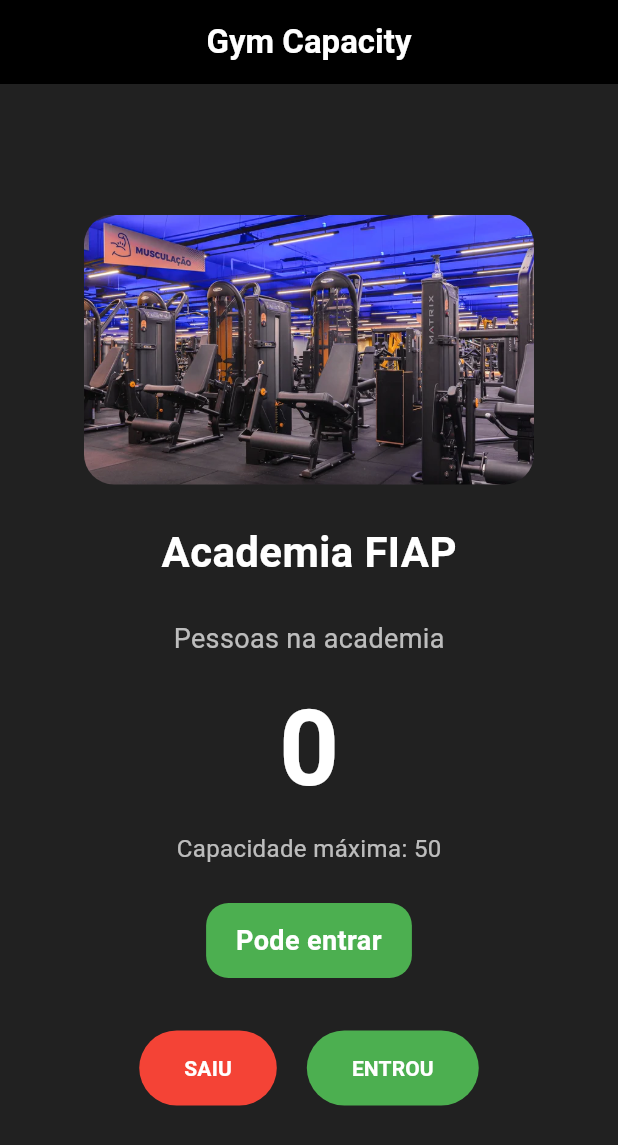
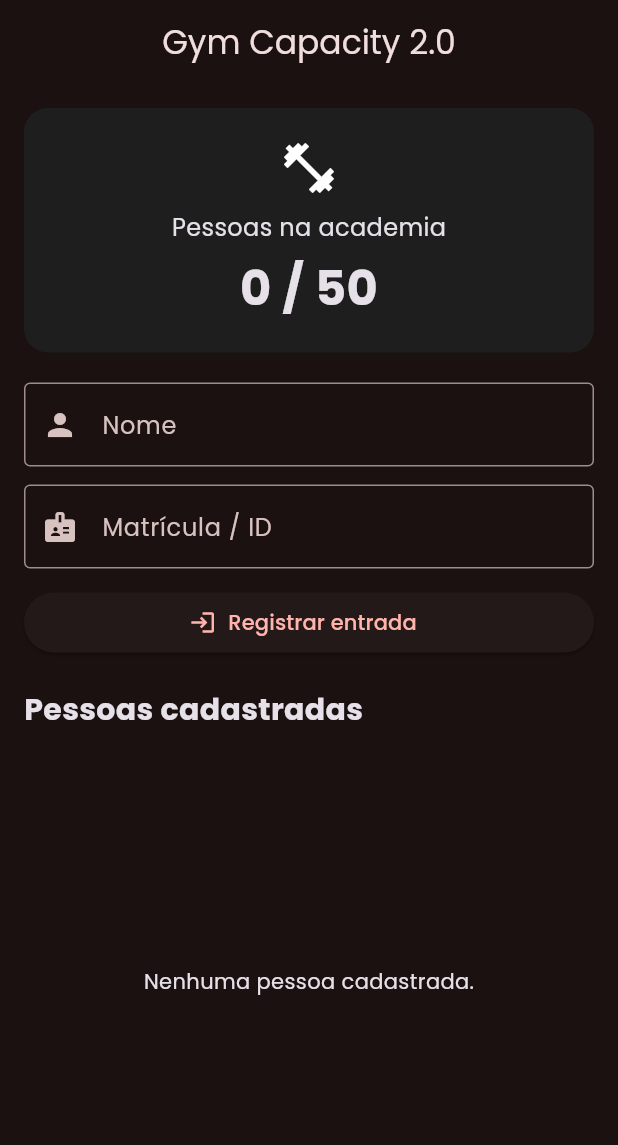
Before and after one commit to luisrodriguesss/CP-Mobile, a Flutter app: the screen it shows after launch, on a phone screen of 412 x 824 dp. Shown: the top 1145 px of the screen. Run offline on Flutter 3.47's test engine with Material 3 defaults, Android fonts, the light colour scheme and no system bars; our stand-ins replace flutter_slidable, google_fonts.

Commit message:
feat: implementa cadastro lista e controle de acessos

```diff
--- a/controle_lotacao_academia/lib/main.dart
+++ b/controle_lotacao_academia/lib/main.dart
@@ -1,191 +1,30 @@
 import 'package:flutter/material.dart';
-import 'models/ambiente.dart';
+import 'package:google_fonts/google_fonts.dart';
+
+import 'screens/home_page.dart';
 
 void main() {
-  runApp(const MeuApp());
+  runApp(const GymCapacityApp());
 }
 
-class MeuApp extends StatelessWidget {
-  const MeuApp({super.key});
+class GymCapacityApp extends StatelessWidget {
+  const GymCapacityApp({super.key});
 
   @override
   Widget build(BuildContext context) {
     return MaterialApp(
       debugShowCheckedModeBanner: false,
-      title: 'Gym Capacity',
-      theme: ThemeData(useMaterial3: true),
-      home: const TelaLotacao(),
+      title: 'Gym Capacity 2.0',
+      theme: ThemeData(
+        useMaterial3: true,
+        brightness: Brightness.dark,
+        textTheme: GoogleFonts.poppinsTextTheme(ThemeData.dark().textTheme),
+        colorScheme: ColorScheme.fromSeed(
+          seedColor: const Color(0xFFE53935),
+          brightness: Brightness.dark,
+        ),
+      ),
+      home: const HomePage(),
     );
   }
 }
-
-class TelaLotacao extends StatefulWidget {
-  const TelaLotacao({super.key});
-
-  @override
-  State<TelaLotacao> createState() => _TelaLotacaoState();
-}
-
-class _TelaLotacaoState extends State<TelaLotacao> {
-  final Ambiente academia = Ambiente.academia(
-    nome: 'Academia FIAP',
-    capacidadeMaxima: 50,
-  );
-
-  void entrar() {
-    setState(() {
-      academia.entrou();
-    });
-  }
-
-  void sair() {
-    setState(() {
-      academia.saiu();
-    });
-  }
-
-  Color get corSituacao {
-    if (academia.estaLotado) {
-      return Colors.red;
-    }
-
-    if (academia.quaseLotado) {
-      return Colors.orange;
-    }
-
-    return Colors.green;
-  }
-
-  @override
-  Widget build(BuildContext context) {
-    return Scaffold(
-      backgroundColor: Colors.grey[900],
-
-      appBar: AppBar(
-        backgroundColor: Colors.black,
-        foregroundColor: Colors.white,
-        title: const Text(
-          'Gym Capacity',
-          style: TextStyle(fontWeight: FontWeight.bold),
-        ),
-        centerTitle: true,
-      ),
-
-      body: Container(
-        width: double.infinity,
-        padding: const EdgeInsets.all(24),
-
-        child: Column(
-          mainAxisAlignment: MainAxisAlignment.center,
-          children: [
-            ClipRRect(
-              borderRadius: BorderRadius.circular(20),
-              child: Image.asset(
-                'assets/images/academia.jpg',
-                width: 300,
-                height: 180,
-                fit: BoxFit.cover,
-              ),
-            ),
-
-            const SizedBox(height: 25),
-
-            Text(
-              academia.nome,
-              style: const TextStyle(
-                color: Colors.white,
-                fontSize: 28,
-                fontWeight: FontWeight.bold,
-              ),
-            ),
-
-            const SizedBox(height: 25),
-
-            const Text(
-              'Pessoas na academia',
-              style: TextStyle(color: Colors.white70, fontSize: 18),
-            ),
-
-            const SizedBox(height: 10),
-
-            Text(
-              '${academia.quantidadePessoas}',
-              style: const TextStyle(
-                color: Colors.white,
-                fontSize: 70,
-                fontWeight: FontWeight.bold,
-              ),
-            ),
-
-            const SizedBox(height: 5),
-
-            Text(
-              'Capacidade máxima: ${academia.capacidadeMaxima}',
-              style: const TextStyle(color: Colors.white70, fontSize: 16),
-            ),
-
-            const SizedBox(height: 25),
-
-            Container(
-              padding: const EdgeInsets.symmetric(horizontal: 20, vertical: 12),
-              decoration: BoxDecoration(
-                color: corSituacao,
-                borderRadius: BorderRadius.circular(15),
-              ),
-              child: Text(
-                academia.situacao,
-                textAlign: TextAlign.center,
-                style: const TextStyle(
-                  color: Colors.white,
-                  fontSize: 18,
-                  fontWeight: FontWeight.bold,
-                ),
-              ),
-            ),
-
-            const SizedBox(height: 35),
-
-            Row(
-              mainAxisAlignment: MainAxisAlignment.center,
-              children: [
-                TextButton(
-                  onPressed: sair,
-                  style: TextButton.styleFrom(
-                    backgroundColor: Colors.red,
-                    foregroundColor: Colors.white,
-                    padding: const EdgeInsets.symmetric(
-                      horizontal: 30,
-                      vertical: 15,
-                    ),
-                  ),
-                  child: const Text(
-                    'SAIU',
-                    style: TextStyle(fontWeight: FontWeight.bold),
-                  ),
-                ),
-
-                const SizedBox(width: 20),
-
-                TextButton(
-                  onPressed: entrar,
-                  style: TextButton.styleFrom(
-                    backgroundColor: Colors.green,
-                    foregroundColor: Colors.white,
-                    padding: const EdgeInsets.symmetric(
-                      horizontal: 30,
-                      vertical: 15,
-                    ),
-                  ),
-                  child: const Text(
-                    'ENTROU',
-                    style: TextStyle(fontWeight: FontWeight.bold),
-                  ),
-                ),
-              ],
-            ),
-          ],
-        ),
-      ),
-    );
-  }
-}
--- /dev/null
+++ b/controle_lotacao_academia/lib/screens/home_page.dart
@@ -0,0 +1,220 @@
+import 'package:flutter/material.dart';
+
+import '../models/pessoa.dart';
+import '../widgets/pessoa_item.dart';
+
+class HomePage extends StatefulWidget {
+  const HomePage({super.key});
+
+  @override
+  State<HomePage> createState() => _HomePageState();
+}
+
+class _HomePageState extends State<HomePage> {
+  final TextEditingController nomeController = TextEditingController();
+  final TextEditingController identificacaoController = TextEditingController();
+
+  final List<Pessoa> pessoas = [];
+
+  final int capacidadeMaxima = 50;
+
+  int get pessoasNoAmbiente {
+    return pessoas.where((pessoa) => pessoa.estaNoAmbiente).length;
+  }
+
+  void cadastrarPessoa() {
+    final nome = nomeController.text.trim();
+    final identificacao = identificacaoController.text.trim();
+
+    if (nome.isEmpty || identificacao.isEmpty) {
+      ScaffoldMessenger.of(context).showSnackBar(
+        const SnackBar(content: Text('Preencha todos os campos obrigatórios.')),
+      );
+      return;
+    }
+
+    if (pessoasNoAmbiente >= capacidadeMaxima) {
+      ScaffoldMessenger.of(context).showSnackBar(
+        const SnackBar(
+          content: Text('Não é possível realizar a entrada. Ambiente lotado!'),
+        ),
+      );
+      return;
+    }
+
+    final identificacaoDuplicada = pessoas.any(
+      (pessoa) =>
+          pessoa.identificacao == identificacao && pessoa.estaNoAmbiente,
+    );
+
+    if (identificacaoDuplicada) {
+      ScaffoldMessenger.of(context).showSnackBar(
+        const SnackBar(
+          content: Text(
+            'Já existe uma pessoa com essa identificação no ambiente.',
+          ),
+        ),
+      );
+      return;
+    }
+
+    final novaPessoa = Pessoa(
+      nome: nome,
+      identificacao: identificacao,
+      dataEntrada: DateTime.now(),
+    );
+
+    setState(() {
+      pessoas.add(novaPessoa);
+    });
+
+    nomeController.clear();
+    identificacaoController.clear();
+
+    ScaffoldMessenger.of(context).showSnackBar(
+      const SnackBar(content: Text('Pessoa cadastrada com sucesso!')),
+    );
+  }
+
+  void registrarSaida(Pessoa pessoa) {
+    if (!pessoa.estaNoAmbiente) {
+      ScaffoldMessenger.of(context).showSnackBar(
+        const SnackBar(content: Text('Essa pessoa já saiu do ambiente.')),
+      );
+      return;
+    }
+
+    setState(() {
+      pessoa.dataSaida = DateTime.now();
+    });
+
+    ScaffoldMessenger.of(context).showSnackBar(
+      const SnackBar(content: Text('Saída registrada com sucesso!')),
+    );
+  }
+
+  void excluirPessoa(Pessoa pessoa) {
+    setState(() {
+      pessoas.remove(pessoa);
+    });
+
+    ScaffoldMessenger.of(context).showSnackBar(
+      const SnackBar(content: Text('Registro excluído com sucesso!')),
+    );
+  }
+
+  @override
+  void dispose() {
+    nomeController.dispose();
+    identificacaoController.dispose();
+    super.dispose();
+  }
+
+  @override
+  Widget build(BuildContext context) {
+    return Scaffold(
+      appBar: AppBar(title: const Text('Gym Capacity 2.0'), centerTitle: true),
+      body: SafeArea(
+        child: Padding(
+          padding: const EdgeInsets.all(16),
+          child: Column(
+            children: [
+              Container(
+                width: double.infinity,
+                padding: const EdgeInsets.all(20),
+                decoration: BoxDecoration(
+                  color: const Color(0xFF1E1E1E),
+                  borderRadius: BorderRadius.circular(16),
+                ),
+                child: Column(
+                  children: [
+                    const Icon(Icons.fitness_center, size: 40),
+                    const SizedBox(height: 8),
+                    const Text(
+                      'Pessoas na academia',
+                      style: TextStyle(fontSize: 16),
+                    ),
+                    const SizedBox(height: 6),
+                    Text(
+                      '$pessoasNoAmbiente / $capacidadeMaxima',
+                      style: const TextStyle(
+                        fontSize: 32,
+                        fontWeight: FontWeight.bold,
+                      ),
+                    ),
+                  ],
+                ),
+              ),
+
+              const SizedBox(height: 20),
+
+              TextField(
+                controller: nomeController,
+                decoration: const InputDecoration(
+                  labelText: 'Nome',
+                  border: OutlineInputBorder(),
+                  prefixIcon: Icon(Icons.person),
+                ),
+              ),
+
+              const SizedBox(height: 12),
+
+              TextField(
+                controller: identificacaoController,
+                decoration: const InputDecoration(
+                  labelText: 'Matrícula / ID',
+                  border: OutlineInputBorder(),
+                  prefixIcon: Icon(Icons.badge),
+                ),
+              ),
+
+              const SizedBox(height: 12),
+
+              SizedBox(
+                width: double.infinity,
+                child: ElevatedButton.icon(
+                  onPressed: cadastrarPessoa,
+                  icon: const Icon(Icons.login),
+                  label: const Text('Registrar entrada'),
+                ),
+              ),
+
+              const SizedBox(height: 20),
+
+              const Align(
+                alignment: Alignment.centerLeft,
+                child: Text(
+                  'Pessoas cadastradas',
+                  style: TextStyle(fontSize: 20, fontWeight: FontWeight.bold),
+                ),
+              ),
+
+              const SizedBox(height: 12),
+
+              Expanded(
+                child: pessoas.isEmpty
+                    ? const Center(child: Text('Nenhuma pessoa cadastrada.'))
+                    : ListView.builder(
+                        itemCount: pessoas.length,
+                        itemBuilder: (context, index) {
+                          final pessoa = pessoas[index];
+
+                          return PessoaItem(
+                            pessoa: pessoa,
+                            onSaida: () {
+                              registrarSaida(pessoa);
+                            },
+                            onExcluir: () {
+                              excluirPessoa(pessoa);
+                            },
+                          );
+                        },
+                      ),
+              ),
+            ],
+          ),
+        ),
+      ),
+    );
+  }
+}
```
Also changed, not shown: controle_lotacao_academia/lib/widgets/pessoa_item.dart (added, +188 -0 lines), 1 other file.
